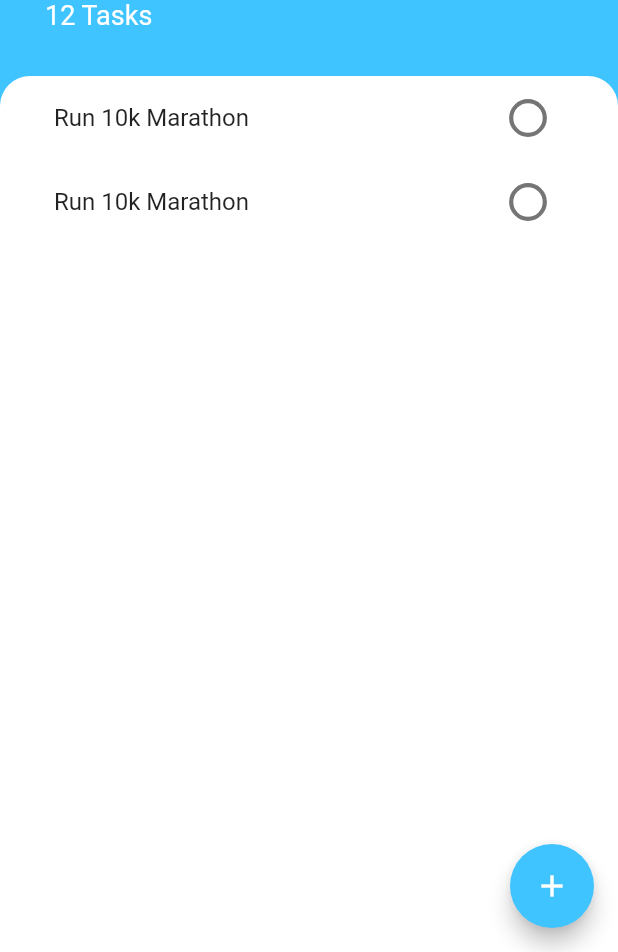
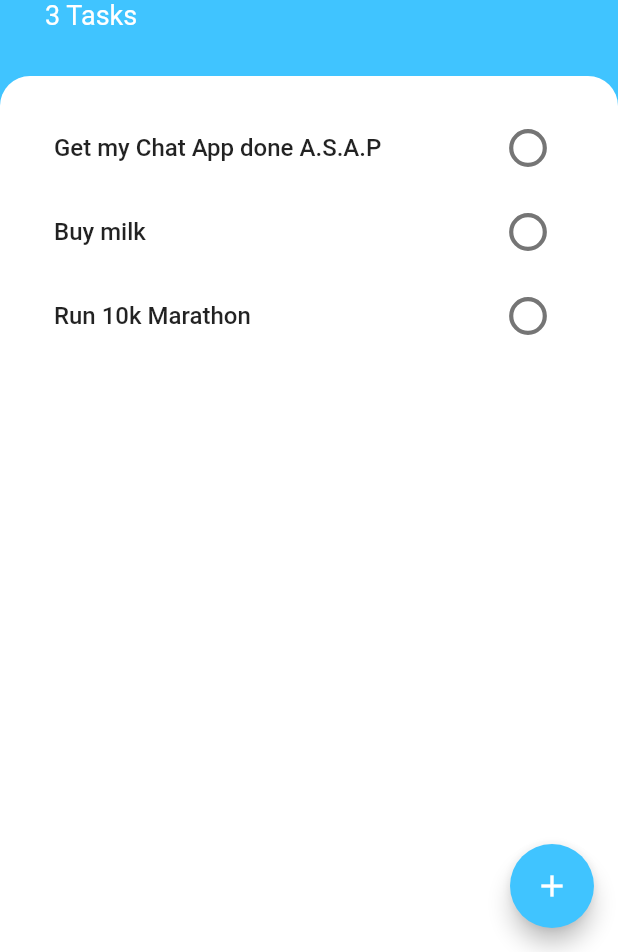
Before and after one commit to RonBarzilay/Today-App, a Flutter app: the TasksScreen screen opened by its route, on a phone screen of 412 x 824 dp, the part 284-1236 px from its top. Run offline on Flutter 3.47's test engine with Material 2 defaults, Android fonts, the phone set to English and light mode, and no system bars; our stand-ins replace local_auth; missing offline and left inert: local_auth_android, local_auth_ios.

Commit message:
- Reorder-able task list - List ot task_tile.dart instead of list of strings which later generated as task_tile.dart

```diff
--- a/lib/components/task_tile.dart
+++ b/lib/components/task_tile.dart
@@ -24,7 +24,9 @@ class _TaskTileState extends State<TaskTile> {
       title: Text(
         widget.taskName,
         style: TextStyle(
-            decoration: widget.isChecked ? TextDecoration.lineThrough : null),
+          decoration: widget.isChecked ? TextDecoration.lineThrough : null,
+          fontWeight: FontWeight.w500,
+        ),
       ),
       trailing: TaskCheckbox(
           checkboxCallback: checkboxCallback, isChecked: widget.isChecked),
--- a/lib/components/tasks_list.dart
+++ b/lib/components/tasks_list.dart
@@ -3,7 +3,10 @@ import 'package:today_app/components/task_tile.dart';
 
 class TasksList extends StatefulWidget {
   late List<TaskTile> tasks;
-  TasksList({Key? key, required this.tasks}) : super(key: key);
+  final Function updateMyTilesCallback;
+  TasksList(
+      {Key? key, required this.tasks, required this.updateMyTilesCallback})
+      : super(key: key);
 
   @override
   State<TasksList> createState() => _TasksListState();
@@ -12,8 +15,11 @@ class TasksList extends StatefulWidget {
 class _TasksListState extends State<TasksList> {
   @override
   Widget build(BuildContext context) {
-    return ListView(
+    return ReorderableListView(
       children: widget.tasks,
+      onReorder: (oldIndex, newIndex) {
+        widget.updateMyTilesCallback(oldIndex, newIndex);
+      },
     );
   }
 }
--- a/lib/screens/tasks_screen.dart
+++ b/lib/screens/tasks_screen.dart
@@ -1,8 +1,9 @@
 import 'package:flutter/cupertino.dart';
 import 'package:flutter/material.dart';
-import 'package:today_app/components/task_tile.dart';
 import 'package:today_app/components/tasks_list.dart';
 import 'package:today_app/screens/add_task_screen.dart';
+
+import '../components/task_tile.dart';
 
 class TasksScreen extends StatefulWidget {
   static String id = 'Tasks';
@@ -13,11 +14,41 @@ class TasksScreen extends StatefulWidget {
 }
 
 class _TasksScreenState extends State<TasksScreen> {
-  List<String> tasks = [
-    'Buy milk',
-    'Run 10k Marathon',
-    'Get Chat app done A.S.A.P'
+  // List<String> tasks = [
+  //   'Get my Chat App done A.S.A.P',
+  //   'Buy milk',
+  //   'Run 10k Marathon',
+  // ];
+  List<TaskTile> tasks = [
+    TaskTile(
+      taskName: 'Get my Chat App done A.S.A.P',
+      key: ValueKey('Get my Chat App done A.S.A.P'),
+    ),
+    TaskTile(
+      taskName: 'Buy milk',
+      key: ValueKey('Buy milk'),
+    ),
+    TaskTile(
+      taskName: 'Run 10k Marathon',
+      key: ValueKey('Run 10k Marathon'),
+    )
   ];
+
+  // Reorder method
+  void updateMyTiles(oldIndex, newIndex) {
+    setState(() {
+      // an adjustment is needed when moving down the list
+      if (newIndex > oldIndex) {
+        newIndex--;
+      }
+
+      // get the tile we are moving
+      final tile = tasks.removeAt(oldIndex);
+      // place the tile in the new index
+      tasks.insert(newIndex, tile);
+    });
+  }
+
   @override
   Widget build(BuildContext context) {
     return Scaffold(
@@ -41,8 +72,8 @@ class _TasksScreenState extends State<TasksScreen> {
                 top: 60.0, left: 30.0, right: 30.0, bottom: 30.0),
             child: Column(
               crossAxisAlignment: CrossAxisAlignment.start,
-              children: const [
-                CircleAvatar(
+              children: [
+                const CircleAvatar(
                   backgroundColor: Colors.white,
                   radius: 30.0,
                   child: RotatedBox(
@@ -54,8 +85,8 @@ class _TasksScreenState extends State<TasksScreen> {
                     ),
                   ),
                 ),
-                SizedBox(height: 10.0),
-                Text(
+                const SizedBox(height: 10.0),
+                const Text(
                   'Today',
                   style: TextStyle(
                       color: Colors.white,
@@ -63,15 +94,15 @@ class _TasksScreenState extends State<TasksScreen> {
                       fontWeight: FontWeight.w700),
                 ),
                 Text(
-                  '12 Tasks',
-                  style: TextStyle(color: Colors.white, fontSize: 18.0),
+                  '${tasks.length} Tasks',
+                  style: const TextStyle(color: Colors.white, fontSize: 18.0),
                 ),
               ],
             ),
           ),
           Expanded(
             child: Container(
-                padding: EdgeInsets.symmetric(horizontal: 20.0),
+              padding: const EdgeInsets.symmetric(horizontal: 20.0),
               decoration: const BoxDecoration(
                 color: Colors.white,
                 borderRadius: BorderRadius.only(
@@ -79,12 +110,14 @@ class _TasksScreenState extends State<TasksScreen> {
                   topRight: Radius.circular(20.0),
                 ),
               ),
+              child: Padding(
+                padding: const EdgeInsets.symmetric(vertical: 20),
                 child: TasksList(
-                  tasks: [
-                    TaskTile(taskName: 'Run 10k Marathon'),
-                    TaskTile(taskName: 'Run 10k Marathon')
-                  ],
-                )),
+                  tasks: tasks,
+                  updateMyTilesCallback: updateMyTiles,
+                ),
+              ),
+            ),
           ),
         ],
       ),
```
Also changed, not shown: 1 other file. Lines whose indentation alone changed are shown as unchanged.
